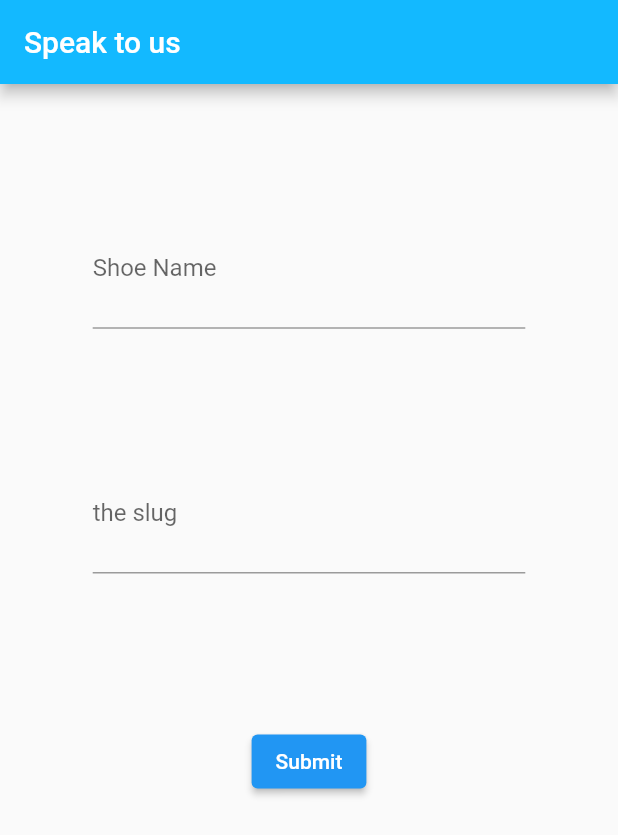
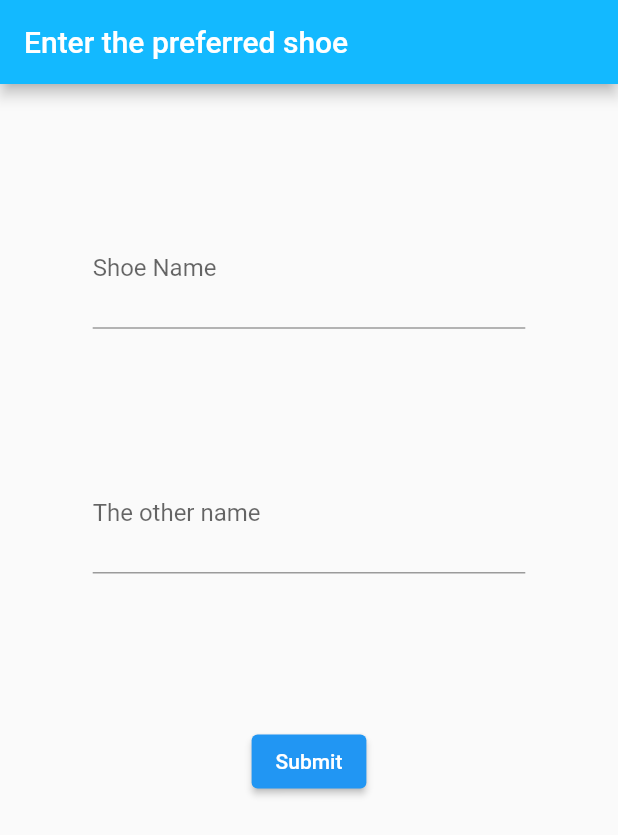
Before and after one commit to NjokiCynthia/list_redesign, a Flutter app: the FormPage screen opened by its route, on a phone screen of 412 x 824 dp. Shown: the top 835 px of the screen. Run offline on Flutter 3.47's test engine with Material 2 defaults, Android fonts, the phone set to English and light mode, and no system bars; our stand-ins replace bloc, dio, flutter_bloc, freezed_annotation, logger; generated files the repository leaves out were written again; network calls fail.

Commit message:
Generated files

```diff
--- a/lib/form/form.dart
+++ b/lib/form/form.dart
@@ -25,7 +25,7 @@ class _FormPageState extends State<FormPage> {
     return Scaffold(
       resizeToAvoidBottomInset: false,
       appBar: AppBar(
-        title: const Text('Speak to us'),
+        title: const Text('Enter the preferred shoe'),
         automaticallyImplyLeading: false,
       ),
       body: SingleChildScrollView(
@@ -94,9 +94,9 @@ class _FormWidgetState extends State<FormWidget> {
             ),
             TextFormField(
               maxLines: 2,
-              decoration: const InputDecoration(hintText: 'the slug'),
+              decoration: const InputDecoration(hintText: 'The other name'),
               validator: (value) => value!.isEmpty ? 'Enter' : null,
-              keyboardType: TextInputType.number,
+              keyboardType: TextInputType.text,
               onChanged: (val) {
                 slug = val;
               },
```
